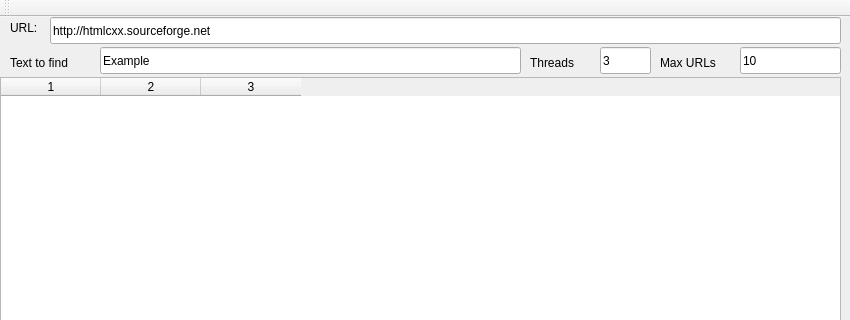
Old version of the form UI/mainwindow.ui in the repository kachkanius/url-parser; both pictures show x 0 to 850 and y 0 to 320 of the 850 by 550 pixel window.
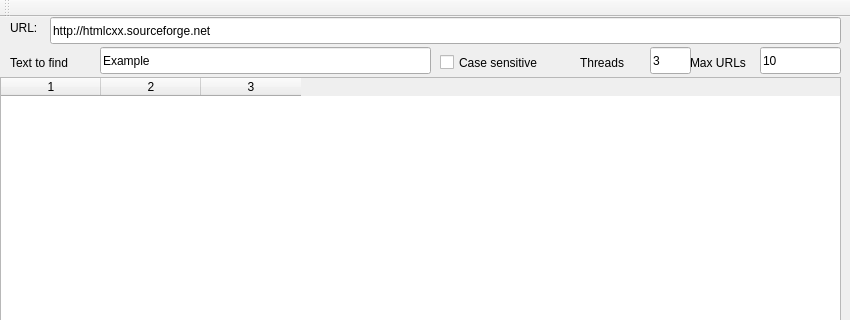
New version of the form.

Patch:
```diff
--- a/UI/mainwindow.ui
+++ b/UI/mainwindow.ui
@@ -75,7 +75,7 @@
    <widget class="QLabel" name="label_threads_count">
     <property name="geometry">
      <rect>
-      <x>530</x>
+      <x>580</x>
       <y>30</y>
       <width>61</width>
       <height>31</height>
@@ -88,9 +88,9 @@
    <widget class="QLineEdit" name="edit_threads_num">
     <property name="geometry">
      <rect>
-      <x>600</x>
+      <x>650</x>
       <y>30</y>
-      <width>51</width>
+      <width>41</width>
       <height>27</height>
      </rect>
     </property>
@@ -104,9 +104,9 @@
    <widget class="QLineEdit" name="edit_max_urls">
     <property name="geometry">
      <rect>
-      <x>740</x>
+      <x>760</x>
       <y>30</y>
-      <width>101</width>
+      <width>81</width>
       <height>27</height>
      </rect>
     </property>
@@ -117,9 +117,9 @@
    <widget class="QLabel" name="label_max_urls">
     <property name="geometry">
      <rect>
-      <x>660</x>
+      <x>690</x>
       <y>30</y>
-      <width>81</width>
+      <width>71</width>
       <height>31</height>
      </rect>
     </property>
@@ -132,7 +132,7 @@
      <rect>
       <x>100</x>
       <y>30</y>
-      <width>421</width>
+      <width>331</width>
       <height>27</height>
      </rect>
     </property>
@@ -185,6 +185,19 @@
     <column/>
     <column/>
    </widget>
+   <widget class="QCheckBox" name="caseSensitive">
+    <property name="geometry">
+     <rect>
+      <x>440</x>
+      <y>30</y>
+      <width>131</width>
+      <height>31</height>
+     </rect>
+    </property>
+    <property name="text">
+     <string>Case sensitive</string>
+    </property>
+   </widget>
   </widget>
   <widget class="QMenuBar" name="menuBar">
    <property name="geometry">
```
Left out of the diff: 2 changed lines with no effect on the pictures.
